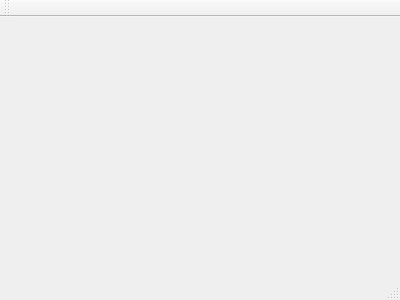
First picture: the form in mainwindow.ui, repository jfdzar/QtTutorial, before the edit.
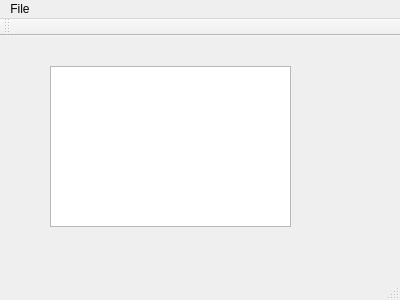
Second picture: the form after the edit.

Diff of the .ui file:
```diff
--- a/mainwindow.ui
+++ b/mainwindow.ui
@@ -12,13 +12,51 @@
   <property name="windowTitle" >
    <string>MainWindow</string>
   </property>
-  <widget class="QMenuBar" name="menuBar" />
-  <widget class="QToolBar" name="mainToolBar" />
-  <widget class="QWidget" name="centralWidget" />
-  <widget class="QStatusBar" name="statusBar" />
+  <widget class="QWidget" name="centralWidget">
+   <widget class="QPlainTextEdit" name="plainTextEdit">
+    <property name="geometry">
+     <rect>
+      <x>50</x>
+      <y>30</y>
+      <width>241</width>
+      <height>161</height>
+     </rect>
+    </property>
+   </widget>
+  </widget>
+  <widget class="QMenuBar" name="menuBar">
+   <property name="geometry">
+    <rect>
+     <x>0</x>
+     <y>0</y>
+     <width>400</width>
+     <height>21</height>
+    </rect>
+   </property>
+   <widget class="QMenu" name="menuFile">
+    <property name="title">
+     <string>File</string>
+    </property>
+    <addaction name="actionNewWindow"/>
+   </widget>
+   <addaction name="menuFile"/>
+  </widget>
+  <widget class="QToolBar" name="mainToolBar">
+   <attribute name="toolBarArea">
+    <enum>TopToolBarArea</enum>
+   </attribute>
+   <attribute name="toolBarBreak">
+    <bool>false</bool>
+   </attribute>
+  </widget>
+  <widget class="QStatusBar" name="statusBar"/>
+  <action name="actionNewWindow">
+   <property name="text">
+    <string>NewWindow</string>
+   </property>
+  </action>
  </widget>
- <layoutDefault spacing="6" margin="11" />
- <pixmapfunction></pixmapfunction>
+ <layoutdefault spacing="6" margin="11"/>
  <resources/>
  <connections/>
 </ui>
```
Left out of the diff: 7 changed lines with no effect on the pictures.
